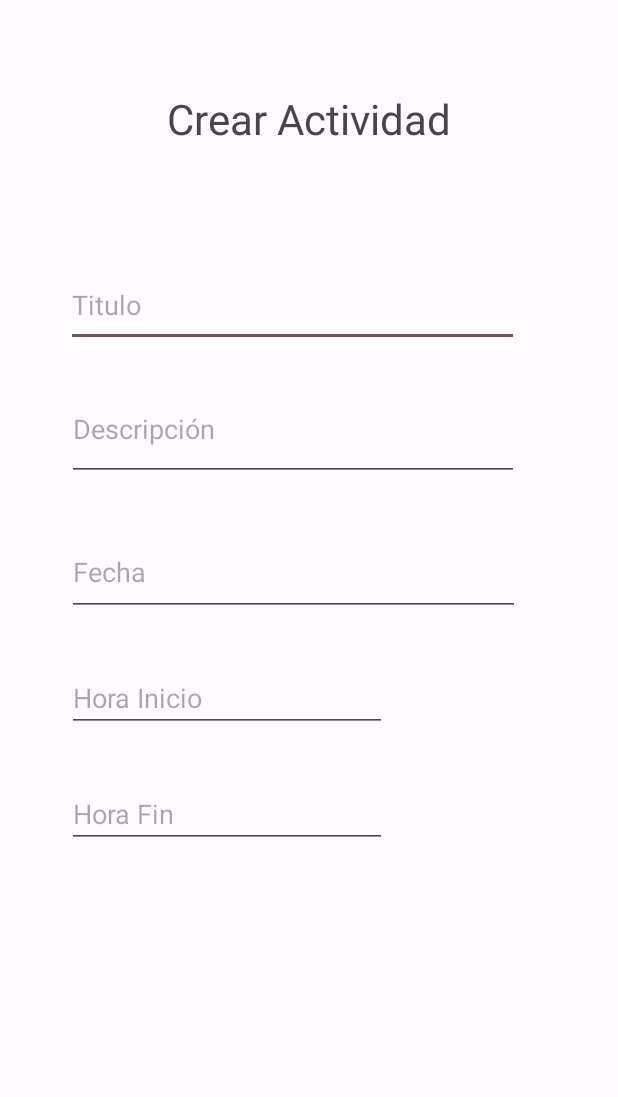
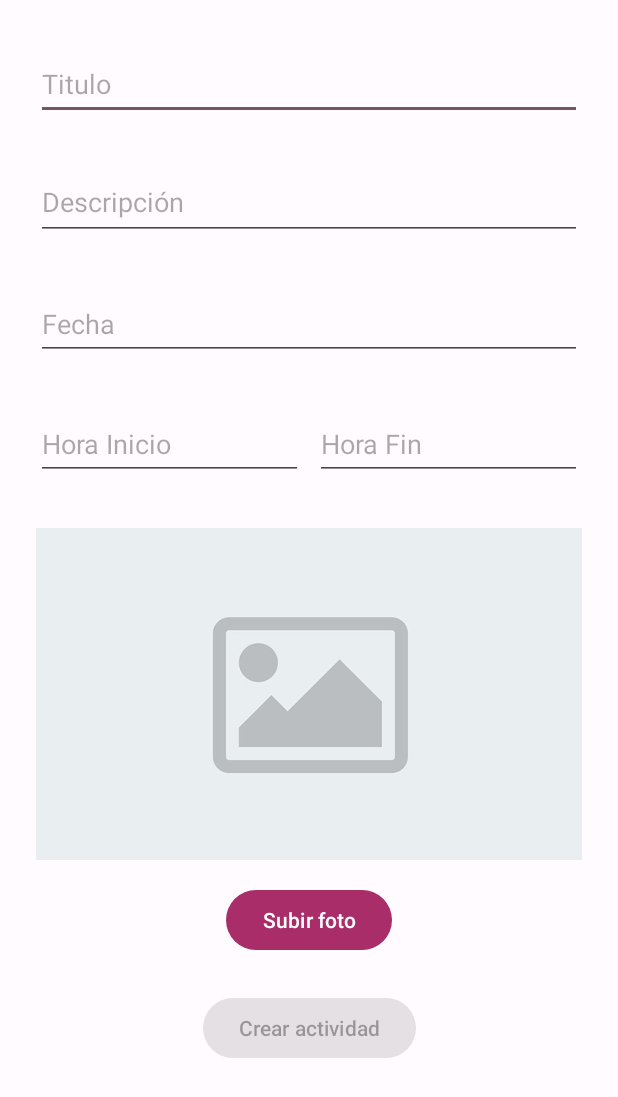
Before and after one commit to joelsilvera/IOT_LAB6, an Android app: the layout activity_insertar.xml on its own in the app's theme, with its tools: preview values and no code run, on a phone screen of 412 x 824 dp. Shown: the top 1097 px of the screen. Run offline under Robolectric (Android 15) with nearby library versions, the phone set to English and light mode, and no system bars.

Commit message:
Nuevo layout

```diff
--- /dev/null
+++ b/app/src/main/java/com/example/labiot5/Entity/Actividad.java
@@ -0,0 +1,9 @@
+package com.example.labiot5.Entity;
+
+public class Actividad {
+    private String titulo;
+    private String descripcion;
+    private String imagenUrl;
+    private long datetimeInicio;
+    private long datetimeFin;
+}
--- a/app/src/main/res/layout/activity_insertar.xml
+++ b/app/src/main/res/layout/activity_insertar.xml
@@ -1,27 +1,19 @@
 <?xml version="1.0" encoding="utf-8"?>
-<androidx.constraintlayout.widget.ConstraintLayout xmlns:android="http://schemas.android.com/apk/res/android"
+<ScrollView xmlns:android="http://schemas.android.com/apk/res/android"
     xmlns:app="http://schemas.android.com/apk/res-auto"
     xmlns:tools="http://schemas.android.com/tools"
     android:layout_width="match_parent"
     android:layout_height="match_parent"
     tools:context=".InsertarActivity">
-
-    <TextView
-        android:id="@+id/textView"
-        android:layout_width="wrap_content"
-        android:layout_height="wrap_content"
-        android:layout_marginTop="60dp"
-        android:text="Crear Actividad"
-        android:textSize="28sp"
-        app:layout_constraintEnd_toEndOf="parent"
-        app:layout_constraintStart_toStartOf="parent"
-        app:layout_constraintTop_toTopOf="parent" />
-
+    <androidx.constraintlayout.widget.ConstraintLayout
+        android:layout_width="match_parent"
+        android:layout_height="wrap_content">
         <EditText
             android:id="@+id/editTextTitulo"
-        android:layout_width="302dp"
-        android:layout_height="55dp"
-        android:layout_marginTop="176dp"
+            android:layout_width="0dp"
+            android:layout_marginHorizontal="24dp"
+            android:layout_height="48dp"
+            android:layout_marginTop="32dp"
             android:ems="10"
             android:hint="Titulo"
             android:inputType="textPersonName"
@@ -32,23 +24,23 @@
 
         <EditText
             android:id="@+id/editTextDescripcion"
-        android:layout_width="301dp"
-        android:layout_height="57dp"
+            android:layout_width="0dp"
+            android:layout_height="48dp"
+            android:layout_marginHorizontal="24dp"
             android:layout_marginTop="32dp"
             android:ems="10"
             android:gravity="start|top"
             android:hint="Descripción"
             android:inputType="textMultiLine"
-        app:layout_constraintEnd_toEndOf="@+id/editTextTitulo"
-        app:layout_constraintHorizontal_bias="1.0"
-        app:layout_constraintStart_toStartOf="@+id/editTextTitulo"
+            app:layout_constraintEnd_toEndOf="parent"
+            app:layout_constraintStart_toStartOf="parent"
             app:layout_constraintTop_toBottomOf="@+id/editTextTitulo" />
-
 
         <EditText
             android:id="@+id/editTextDate"
-        android:layout_width="302dp"
-        android:layout_height="58dp"
+            android:layout_width="0dp"
+            android:layout_height="48dp"
+            android:layout_marginHorizontal="24dp"
             android:layout_marginTop="32dp"
             android:clickable="true"
             android:ems="10"
@@ -56,36 +48,85 @@
             android:hint="Fecha"
             android:inputType="date"
             android:maxLines="1"
-        app:layout_constraintEnd_toEndOf="@+id/editTextDescripcion"
+            app:layout_constraintEnd_toEndOf="parent"
             app:layout_constraintHorizontal_bias="0.0"
-        app:layout_constraintStart_toStartOf="@+id/editTextDescripcion"
+            app:layout_constraintStart_toStartOf="parent"
             app:layout_constraintTop_toBottomOf="@+id/editTextDescripcion" />
+
+        <LinearLayout
+            android:id="@+id/linearLayout"
+            android:layout_width="0dp"
+            android:layout_height="wrap_content"
+            android:layout_marginHorizontal="24dp"
+            android:layout_marginTop="32dp"
+            android:orientation="horizontal"
+            app:layout_constraintEnd_toEndOf="parent"
+            app:layout_constraintStart_toStartOf="parent"
+            app:layout_constraintTop_toBottomOf="@+id/editTextDate">
 
             <EditText
                 android:id="@+id/editTextHoraInicio"
-        android:layout_width="wrap_content"
-        android:layout_height="wrap_content"
-        android:layout_marginTop="32dp"
+                android:layout_width="match_parent"
+                android:layout_height="48dp"
+                android:layout_marginEnd="4dp"
+                android:layout_weight="1"
                 android:ems="10"
                 android:hint="Hora Inicio"
-        android:inputType="time"
-        app:layout_constraintEnd_toEndOf="@+id/editTextDate"
-        app:layout_constraintHorizontal_bias="0.0"
-        app:layout_constraintStart_toStartOf="@+id/editTextDate"
-        app:layout_constraintTop_toBottomOf="@+id/editTextDate" />
+                android:inputType="time" />
 
             <EditText
                 android:id="@+id/editTextHoraFin"
+                android:layout_width="match_parent"
+                android:layout_height="48dp"
+                android:layout_marginStart="4dp"
+                android:layout_weight="1"
+                android:ems="10"
+                android:hint="Hora Fin"
+                android:inputType="time" />
+        </LinearLayout>
+        <TextView
+            android:textAlignment="center"
+            android:visibility="gone"
+            android:id="@+id/tvFechaDisponible"
+            android:layout_width="0dp"
+            android:layout_height="wrap_content"
+            android:layout_marginTop="32dp"
+            android:layout_marginHorizontal="24dp"
+            app:layout_constraintEnd_toEndOf="parent"
+            app:layout_constraintStart_toStartOf="parent"
+            app:layout_constraintTop_toBottomOf="@+id/linearLayout"/>
+        <ImageView
+            android:id="@+id/imageView2"
+            android:scaleType="centerCrop"
+            android:layout_width="0dp"
+            android:layout_height="221dp"
+            android:layout_marginTop="32dp"
+            android:layout_marginHorizontal="24dp"
+            app:layout_constraintEnd_toEndOf="parent"
+            app:layout_constraintStart_toStartOf="parent"
+            app:layout_constraintTop_toBottomOf="@+id/tvFechaDisponible"
+            app:srcCompat="@drawable/placeholder_image" />
+        <Button
+            android:layout_marginTop="16dp"
+            android:id="@+id/btnSubirFoto"
             android:layout_width="wrap_content"
             android:layout_height="wrap_content"
-        android:layout_marginTop="32dp"
-        android:ems="10"
-        android:hint="Hora Fin"
-        android:inputType="time"
-        app:layout_constraintEnd_toEndOf="@+id/editTextHoraInicio"
-        app:layout_constraintHorizontal_bias="0.0"
-        app:layout_constraintStart_toStartOf="@+id/editTextHoraInicio"
-        app:layout_constraintTop_toBottomOf="@+id/editTextHoraInicio" />
+            android:text="Subir foto"
+            app:layout_constraintEnd_toEndOf="parent"
+            app:layout_constraintStart_toStartOf="parent"
+            app:layout_constraintTop_toBottomOf="@+id/imageView2"/>
 
-
+        <Button
+            android:enabled="false"
+            android:id="@+id/btnCrearActividad"
+            android:layout_width="wrap_content"
+            android:layout_height="wrap_content"
+            android:layout_marginTop="24dp"
+            android:layout_marginBottom="32dp"
+            android:text="Crear actividad"
+            app:layout_constraintBottom_toBottomOf="parent"
+            app:layout_constraintEnd_toEndOf="parent"
+            app:layout_constraintStart_toStartOf="parent"
+            app:layout_constraintTop_toBottomOf="@+id/btnSubirFoto" />
     </androidx.constraintlayout.widget.ConstraintLayout>
+</ScrollView>
```
Also changed, not shown: app/src/main/res/drawable/placeholder_image.jpg (added). Lines whose indentation alone changed are shown as unchanged.
